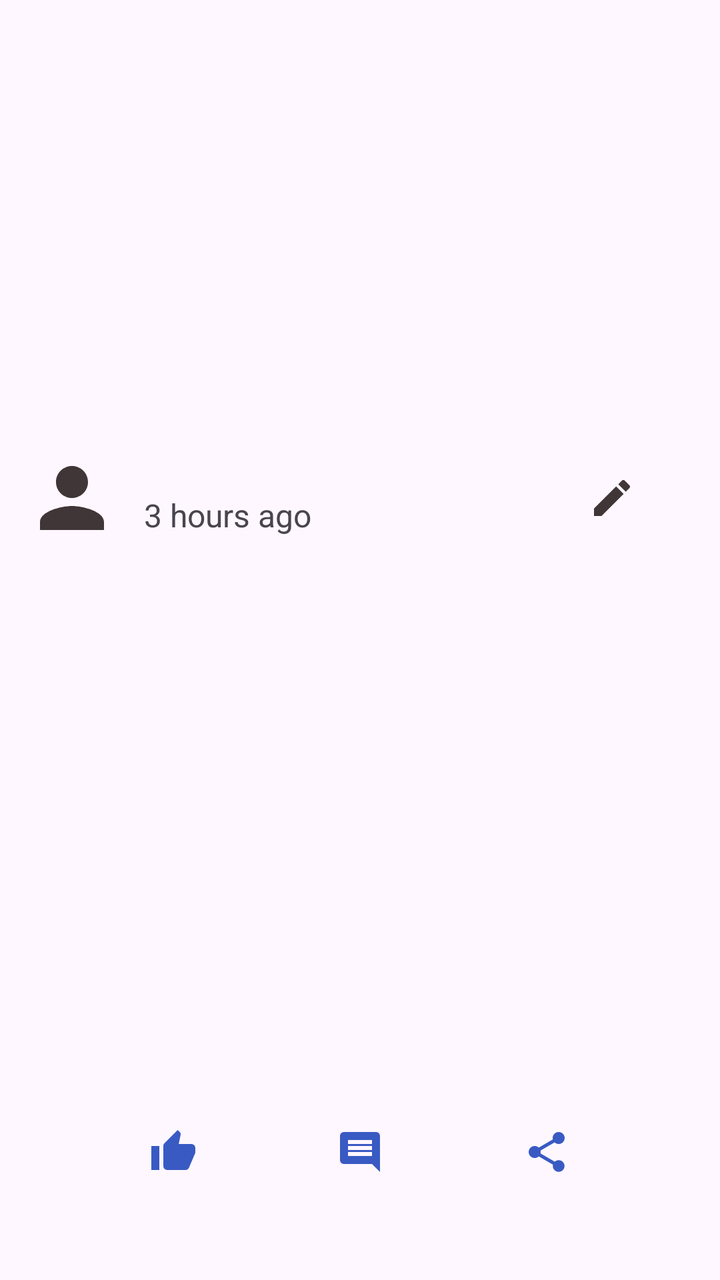
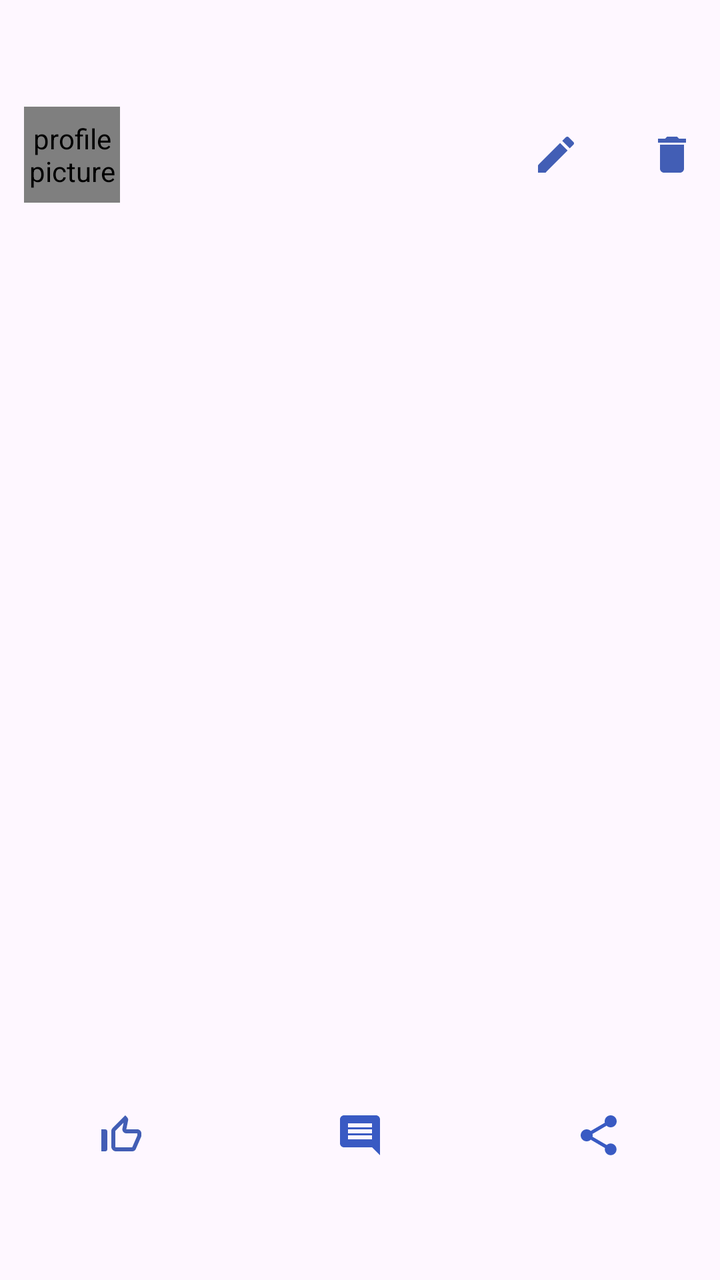

Two renders of the same Android screen: before a commit and after it. Below are the layout's source before the change and the commit's diff.
<!-- AndroidManifest.xml: application theme Theme.Ex2Android -->
<!-- res/layout/post_layout.xml -->
<?xml version="1.0" encoding="utf-8"?>

<androidx.constraintlayout.widget.ConstraintLayout xmlns:android="http://schemas.android.com/apk/res/android"
    xmlns:tools="http://schemas.android.com/tools"
    android:layout_width="match_parent"
    android:layout_height="match_parent"
    xmlns:app="http://schemas.android.com/apk/res-auto"
    tools:ignore="MissingDefaultResource">

    <LinearLayout
        android:id="@+id/linearLayout2"
        android:layout_width="wrap_content"
        android:layout_height="wrap_content"
        android:layout_gravity="start"
        android:orientation="horizontal"
        app:layout_constraintBottom_toTopOf="@+id/post_content"
        app:layout_constraintStart_toStartOf="parent">

        <ImageView
            android:id="@+id/user_profile_picture"
            android:layout_width="48dp"
            android:layout_height="48dp"
            android:layout_marginStart="12dp"
            android:contentDescription="@string/user_profile_picture"
            android:src="@drawable/user_icon" />

        <LinearLayout
            android:layout_width="wrap_content"
            android:layout_height="wrap_content"
            android:orientation="vertical">

            <TextView
                android:id="@+id/user_profile_name"
                android:layout_width="wrap_content"
                android:layout_height="wrap_content"
                android:layout_marginStart="12dp"
                android:gravity="center_vertical"
                android:textSize="16sp"
                android:textStyle="bold" />

            <TextView
                android:id="@+id/time_published"
                android:layout_width="wrap_content"
                android:layout_height="wrap_content"
                android:layout_marginStart="12dp"
                android:gravity="center_vertical"
                android:text="@string/time_published"
                android:textSize="16sp" />
        </LinearLayout>

    </LinearLayout>

    <ImageButton
        android:layout_width="48dp"
        android:layout_height="48dp"
        android:layout_weight="1"
        android:background="?attr/selectableItemBackgroundBorderless"
        android:src="@drawable/edit_ico"
        app:layout_constraintBottom_toTopOf="@+id/post_content"
        app:layout_constraintEnd_toEndOf="parent"
        android:layout_marginEnd="30dp"
        android:contentDescription="@string/edit_btn_description" />

    <TextView
        android:id="@+id/post_content"
        android:layout_width="match_parent"
        android:layout_height="wrap_content"
        android:layout_marginTop="8dp"
        android:layout_marginStart="12dp"
        android:padding="10dp"
        android:textAlignment="textStart"
        android:textSize="16sp"
        app:layout_constraintBottom_toTopOf="@+id/post_picture"
        app:layout_constraintEnd_toEndOf="parent"
        app:layout_constraintHorizontal_bias="0.0"
        app:layout_constraintStart_toStartOf="parent"
        app:layout_constraintTop_toTopOf="parent"
        app:layout_constraintVertical_bias="0.98" />

    <ImageView
        android:id="@+id/post_picture"
        android:layout_width="match_parent"
        android:layout_height="wrap_content"
        android:adjustViewBounds="true"
        android:contentDescription="@string/post_description"
        android:scaleType="centerCrop"
        app:layout_constraintBottom_toBottomOf="parent"
        app:layout_constraintEnd_toEndOf="parent"
        app:layout_constraintStart_toStartOf="parent"
        app:layout_constraintTop_toTopOf="parent" />

    <LinearLayout
        android:layout_width="0dp"
        android:layout_height="wrap_content"
        android:orientation="horizontal"
        android:padding="40dp"
        app:layout_constraintBottom_toBottomOf="parent"
        app:layout_constraintEnd_toEndOf="parent"
        app:layout_constraintStart_toStartOf="parent">

        <ImageButton
            android:layout_width="wrap_content"
            android:layout_height="48dp"
            android:layout_weight="1"
            android:background="?attr/selectableItemBackgroundBorderless"
            android:contentDescription="@string/like_btn_description"
            android:src="@drawable/like_icon" />

        <ImageButton
            android:layout_width="wrap_content"
            android:layout_height="48dp"
            android:layout_weight="1"
            android:background="?attr/selectableItemBackgroundBorderless"
            android:contentDescription="@string/comment_btn"
            android:src="@drawable/comment_icon" />

        <ImageButton
            android:layout_width="wrap_content"
            android:layout_height="48dp"
            android:layout_weight="1"
            android:background="?attr/selectableItemBackgroundBorderless"
            android:contentDescription="@string/share_btn_description"
            android:src="@drawable/share_icon" />
    </LinearLayout>

</androidx.constraintlayout.widget.ConstraintLayout>
<!-- resources referenced by this layout -->
<resources>
  <!-- drawable comment_icon (drawable-anydpi) -->
  <vector xmlns:android="http://schemas.android.com/apk/res/android"
      android:width="24dp"
      android:height="24dp"
      android:viewportWidth="24"
      android:viewportHeight="24"
      android:tint="#0732B4"
      android:alpha="0.8"
      android:autoMirrored="true">
    <path
        android:fillColor="@android:color/white"
        android:pathData="M21.99,4c0,-1.1 -0.89,-2 -1.99,-2L4,2c-1.1,0 -2,0.9 -2,2v12c0,1.1 0.9,2 2,2h14l4,4 -0.01,-18zM18,14L6,14v-2h12v2zM18,11L6,11L6,9h12v2zM18,8L6,8L6,6h12v2z"/>
  </vector>
  <!-- drawable edit_ico (drawable-anydpi) -->
  <vector xmlns:android="http://schemas.android.com/apk/res/android"
      android:width="24dp"
      android:height="24dp"
      android:viewportWidth="24"
      android:viewportHeight="24"
      android:tint="#100404"
      android:alpha="0.8">
    <path
        android:fillColor="@android:color/white"
        android:pathData="M3,17.25V21h3.75L17.81,9.94l-3.75,-3.75L3,17.25zM20.71,7.04c0.39,-0.39 0.39,-1.02 0,-1.41l-2.34,-2.34c-0.39,-0.39 -1.02,-0.39 -1.41,0l-1.83,1.83 3.75,3.75 1.83,-1.83z"/>
  </vector>
  <!-- drawable like_icon (drawable-anydpi) -->
  <vector xmlns:android="http://schemas.android.com/apk/res/android"
      android:width="24dp"
      android:height="24dp"
      android:viewportWidth="24"
      android:viewportHeight="24"
      android:tint="#0732B4"
      android:alpha="0.8">
    <path
        android:fillColor="@android:color/white"
        android:pathData="M1,21h4L5,9L1,9v12zM23,10c0,-1.1 -0.9,-2 -2,-2h-6.31l0.95,-4.57 0.03,-0.32c0,-0.41 -0.17,-0.79 -0.44,-1.06L14.17,1 7.59,7.59C7.22,7.95 7,8.45 7,9v10c0,1.1 0.9,2 2,2h9c0.83,0 1.54,-0.5 1.84,-1.22l3.02,-7.05c0.09,-0.23 0.14,-0.47 0.14,-0.73v-2z"/>
  </vector>
  <!-- drawable share_icon (drawable-anydpi) -->
  <vector xmlns:android="http://schemas.android.com/apk/res/android"
      android:width="24dp"
      android:height="24dp"
      android:viewportWidth="24"
      android:viewportHeight="24"
      android:tint="#0732B4"
      android:alpha="0.8">
    <path
        android:fillColor="@android:color/white"
        android:pathData="M18,16.08c-0.76,0 -1.44,0.3 -1.96,0.77L8.91,12.7c0.05,-0.23 0.09,-0.46 0.09,-0.7s-0.04,-0.47 -0.09,-0.7l7.05,-4.11c0.54,0.5 1.25,0.81 2.04,0.81 1.66,0 3,-1.34 3,-3s-1.34,-3 -3,-3 -3,1.34 -3,3c0,0.24 0.04,0.47 0.09,0.7L8.04,9.81C7.5,9.31 6.79,9 6,9c-1.66,0 -3,1.34 -3,3s1.34,3 3,3c0.79,0 1.5,-0.31 2.04,-0.81l7.12,4.16c-0.05,0.21 -0.08,0.43 -0.08,0.65 0,1.61 1.31,2.92 2.92,2.92 1.61,0 2.92,-1.31 2.92,-2.92s-1.31,-2.92 -2.92,-2.92z"/>
  </vector>
  <!-- drawable user_icon (drawable-anydpi) -->
  <vector xmlns:android="http://schemas.android.com/apk/res/android"
      android:width="24dp"
      android:height="24dp"
      android:viewportWidth="24"
      android:viewportHeight="24"
      android:tint="#100404"
      android:alpha="0.8">
    <path
        android:fillColor="@android:color/white"
        android:pathData="M12,12c2.21,0 4,-1.79 4,-4s-1.79,-4 -4,-4 -4,1.79 -4,4 1.79,4 4,4zM12,14c-2.67,0 -8,1.34 -8,4v2h16v-2c0,-2.66 -5.33,-4 -8,-4z"/>
  </vector>
  <string name="comment_btn">comment</string>
  <string name="edit_btn_description">edit post</string>
  <string name="like_btn_description">like_btn</string>
  <string name="post_description">this presents the posted picture</string>
  <string name="share_btn_description">share_btn</string>
  <string name="time_published">3 hours ago</string>
  <string name="user_profile_picture">profile picture</string>
  <style name="Theme.Ex2Android" parent="Base.Theme.Ex2Android" />
  <style name="Base.Theme.Ex2Android" parent="Theme.Material3.DayNight.NoActionBar">
          
          
      </style>
</resources>

<!-- the commit's change to res/layout/post_layout.xml (unified diff, before → after) -->
@@ -16,13 +16,13 @@
         app:layout_constraintBottom_toTopOf="@+id/post_content"
         app:layout_constraintStart_toStartOf="parent">
 
-        <ImageView
+        <com.example.ex2_Android.viewModels.CircularImageView
             android:id="@+id/user_profile_picture"
             android:layout_width="48dp"
             android:layout_height="48dp"
             android:layout_marginStart="12dp"
             android:contentDescription="@string/user_profile_picture"
-            android:src="@drawable/user_icon" />
+            android:scaleType="centerCrop"/>
 
         <LinearLayout
             android:layout_width="wrap_content"
@@ -44,22 +44,38 @@
                 android:layout_height="wrap_content"
                 android:layout_marginStart="12dp"
                 android:gravity="center_vertical"
-                android:text="@string/time_published"
                 android:textSize="16sp" />
         </LinearLayout>
 
     </LinearLayout>
 
-    <ImageButton
-        android:layout_width="48dp"
-        android:layout_height="48dp"
-        android:layout_weight="1"
-        android:background="?attr/selectableItemBackgroundBorderless"
-        android:src="@drawable/edit_ico"
+    <LinearLayout
+        android:layout_width="wrap_content"
+        android:layout_height="wrap_content"
+        android:orientation="horizontal"
         app:layout_constraintBottom_toTopOf="@+id/post_content"
-        app:layout_constraintEnd_toEndOf="parent"
-        android:layout_marginEnd="30dp"
-        android:contentDescription="@string/edit_btn_description" />
+        app:layout_constraintEnd_toEndOf="parent">
+
+        <ImageButton
+            android:id="@+id/editPostBtn"
+            android:layout_width="48dp"
+            android:layout_height="48dp"
+            android:background="?attr/selectableItemBackgroundBorderless"
+            android:contentDescription="@string/edit_btn_description"
+            android:src="@drawable/edit_icon" />
+
+        <Space
+            android:layout_width="10dp"
+            android:layout_height="wrap_content" />
+
+        <ImageButton
+            android:id="@+id/deletePostBtn"
+            android:layout_width="48dp"
+            android:layout_height="48dp"
+            android:background="?attr/selectableItemBackgroundBorderless"
+            android:contentDescription="@string/delete_btn_description"
+            android:src="@drawable/delete_ico" />
+    </LinearLayout>
 
     <TextView
         android:id="@+id/post_content"
@@ -80,7 +96,7 @@
     <ImageView
         android:id="@+id/post_picture"
         android:layout_width="match_parent"
-        android:layout_height="wrap_content"
+        android:layout_height="350dp"
         android:adjustViewBounds="true"
         android:contentDescription="@string/post_description"
         android:scaleType="centerCrop"
@@ -89,33 +105,58 @@
         app:layout_constraintStart_toStartOf="parent"
         app:layout_constraintTop_toTopOf="parent" />
 
+    <TextView
+        android:id="@+id/numberLikes"
+        android:layout_width="wrap_content"
+        android:layout_height="wrap_content"
+        android:textColor="@android:color/black"
+        android:textSize="14sp"
+        android:layout_marginEnd="8dp"
+        android:layout_marginTop="8dp"
+        app:layout_constraintBottom_toTopOf="@+id/linearLayout3"
+        app:layout_constraintEnd_toEndOf="@+id/linearLayout3"
+        app:layout_constraintTop_toBottomOf="@+id/post_picture" />
+
     <LinearLayout
+        android:id="@+id/linearLayout3"
         android:layout_width="0dp"
         android:layout_height="wrap_content"
         android:orientation="horizontal"
-        android:padding="40dp"
+        android:padding="16dp"
         app:layout_constraintBottom_toBottomOf="parent"
         app:layout_constraintEnd_toEndOf="parent"
-        app:layout_constraintStart_toStartOf="parent">
+        app:layout_constraintStart_toStartOf="parent"
+        app:layout_constraintTop_toBottomOf="@+id/post_picture">
 
         <ImageButton
-            android:layout_width="wrap_content"
+            android:id="@+id/likeBtn"
+            android:layout_width="0dp"
             android:layout_height="48dp"
             android:layout_weight="1"
             android:background="?attr/selectableItemBackgroundBorderless"
             android:contentDescription="@string/like_btn_description"
-            android:src="@drawable/like_icon" />
+            android:src="@drawable/like_unpressed__ico" />
+
+        <Space
+            android:layout_width="30dp"
+            android:layout_height="wrap_content" />
 
         <ImageButton
-            android:layout_width="wrap_content"
+            android:id="@+id/commentBtn"
+            android:layout_width="0dp"
             android:layout_height="48dp"
             android:layout_weight="1"
             android:background="?attr/selectableItemBackgroundBorderless"
             android:contentDescription="@string/comment_btn"
             android:src="@drawable/comment_icon" />
 
+        <Space
+            android:layout_width="30dp"
+            android:layout_height="wrap_content" />
+
         <ImageButton
-            android:layout_width="wrap_content"
+            android:id="@+id/shareBtn"
+            android:layout_width="0dp"
             android:layout_height="48dp"
             android:layout_weight="1"
             android:background="?attr/selectableItemBackgroundBorderless"
<!-- resource entries referenced after the edit -->
@@ -13,29 +13,41 @@
         android:fillColor="@android:color/white"
         android:pathData="M21.99,4c0,-1.1 -0.89,-2 -1.99,-2L4,2c-1.1,0 -2,0.9 -2,2v12c0,1.1 0.9,2 2,2h14l4,4 -0.01,-18zM18,14L6,14v-2h12v2zM18,11L6,11L6,9h12v2zM18,8L6,8L6,6h12v2z"/>
   </vector>
-  <!-- drawable edit_ico (drawable-anydpi) -->
+  <!-- drawable delete_ico (drawable-anydpi) -->
   <vector xmlns:android="http://schemas.android.com/apk/res/android"
       android:width="24dp"
       android:height="24dp"
       android:viewportWidth="24"
       android:viewportHeight="24"
-      android:tint="#100404"
+      android:tint="#1236A2"
+      android:alpha="0.8">
+    <path
+        android:fillColor="@android:color/white"
+        android:pathData="M6,19c0,1.1 0.9,2 2,2h8c1.1,0 2,-0.9 2,-2V7H6v12zM19,4h-3.5l-1,-1h-5l-1,1H5v2h14V4z"/>
+  </vector>
+  <!-- drawable edit_icon (drawable-anydpi) -->
+  <vector xmlns:android="http://schemas.android.com/apk/res/android"
+      android:width="24dp"
+      android:height="24dp"
+      android:viewportWidth="24"
+      android:viewportHeight="24"
+      android:tint="#1236A2"
       android:alpha="0.8">
     <path
         android:fillColor="@android:color/white"
         android:pathData="M3,17.25V21h3.75L17.81,9.94l-3.75,-3.75L3,17.25zM20.71,7.04c0.39,-0.39 0.39,-1.02 0,-1.41l-2.34,-2.34c-0.39,-0.39 -1.02,-0.39 -1.41,0l-1.83,1.83 3.75,3.75 1.83,-1.83z"/>
   </vector>
-  <!-- drawable like_icon (drawable-anydpi) -->
+  <!-- drawable like_unpressed__ico (drawable-anydpi) -->
   <vector xmlns:android="http://schemas.android.com/apk/res/android"
       android:width="24dp"
       android:height="24dp"
       android:viewportWidth="24"
       android:viewportHeight="24"
-      android:tint="#0732B4"
+      android:tint="#1236A2"
       android:alpha="0.8">
     <path
         android:fillColor="@android:color/white"
-        android:pathData="M1,21h4L5,9L1,9v12zM23,10c0,-1.1 -0.9,-2 -2,-2h-6.31l0.95,-4.57 0.03,-0.32c0,-0.41 -0.17,-0.79 -0.44,-1.06L14.17,1 7.59,7.59C7.22,7.95 7,8.45 7,9v10c0,1.1 0.9,2 2,2h9c0.83,0 1.54,-0.5 1.84,-1.22l3.02,-7.05c0.09,-0.23 0.14,-0.47 0.14,-0.73v-2z"/>
+        android:pathData="M13.11,5.72l-0.57,2.89c-0.12,0.59 0.04,1.2 0.42,1.66 0.38,0.46 0.94,0.73 1.54,0.73H20v1.08L17.43,18H9.34c-0.18,0 -0.34,-0.16 -0.34,-0.34V9.82l4.11,-4.1M14,2L7.59,8.41C7.21,8.79 7,9.3 7,9.83v7.83C7,18.95 8.05,20 9.34,20h8.1c0.71,0 1.36,-0.37 1.72,-0.97l2.67,-6.15c0.11,-0.25 0.17,-0.52 0.17,-0.8V11c0,-1.1 -0.9,-2 -2,-2h-5.5l0.92,-4.65c0.05,-0.22 0.02,-0.46 -0.08,-0.66 -0.23,-0.45 -0.52,-0.86 -0.88,-1.22L14,2zM4,9H2v11h2c0.55,0 1,-0.45 1,-1v-9c0,-0.55 -0.45,-1 -1,-1z"/>
   </vector>
   <!-- drawable share_icon (drawable-anydpi) -->
   <vector xmlns:android="http://schemas.android.com/apk/res/android"
@@ -49,24 +61,12 @@
         android:fillColor="@android:color/white"
         android:pathData="M18,16.08c-0.76,0 -1.44,0.3 -1.96,0.77L8.91,12.7c0.05,-0.23 0.09,-0.46 0.09,-0.7s-0.04,-0.47 -0.09,-0.7l7.05,-4.11c0.54,0.5 1.25,0.81 2.04,0.81 1.66,0 3,-1.34 3,-3s-1.34,-3 -3,-3 -3,1.34 -3,3c0,0.24 0.04,0.47 0.09,0.7L8.04,9.81C7.5,9.31 6.79,9 6,9c-1.66,0 -3,1.34 -3,3s1.34,3 3,3c0.79,0 1.5,-0.31 2.04,-0.81l7.12,4.16c-0.05,0.21 -0.08,0.43 -0.08,0.65 0,1.61 1.31,2.92 2.92,2.92 1.61,0 2.92,-1.31 2.92,-2.92s-1.31,-2.92 -2.92,-2.92z"/>
   </vector>
-  <!-- drawable user_icon (drawable-anydpi) -->
-  <vector xmlns:android="http://schemas.android.com/apk/res/android"
-      android:width="24dp"
-      android:height="24dp"
-      android:viewportWidth="24"
-      android:viewportHeight="24"
-      android:tint="#100404"
-      android:alpha="0.8">
-    <path
-        android:fillColor="@android:color/white"
-        android:pathData="M12,12c2.21,0 4,-1.79 4,-4s-1.79,-4 -4,-4 -4,1.79 -4,4 1.79,4 4,4zM12,14c-2.67,0 -8,1.34 -8,4v2h16v-2c0,-2.66 -5.33,-4 -8,-4z"/>
-  </vector>
   <string name="comment_btn">comment</string>
+  <string name="delete_btn_description">delete comment</string>
   <string name="edit_btn_description">edit post</string>
   <string name="like_btn_description">like_btn</string>
   <string name="post_description">this presents the posted picture</string>
   <string name="share_btn_description">share_btn</string>
-  <string name="time_published">3 hours ago</string>
   <string name="user_profile_picture">profile picture</string>
   <style name="Theme.Ex2Android" parent="Base.Theme.Ex2Android" />
   <style name="Base.Theme.Ex2Android" parent="Theme.Material3.DayNight.NoActionBar">
